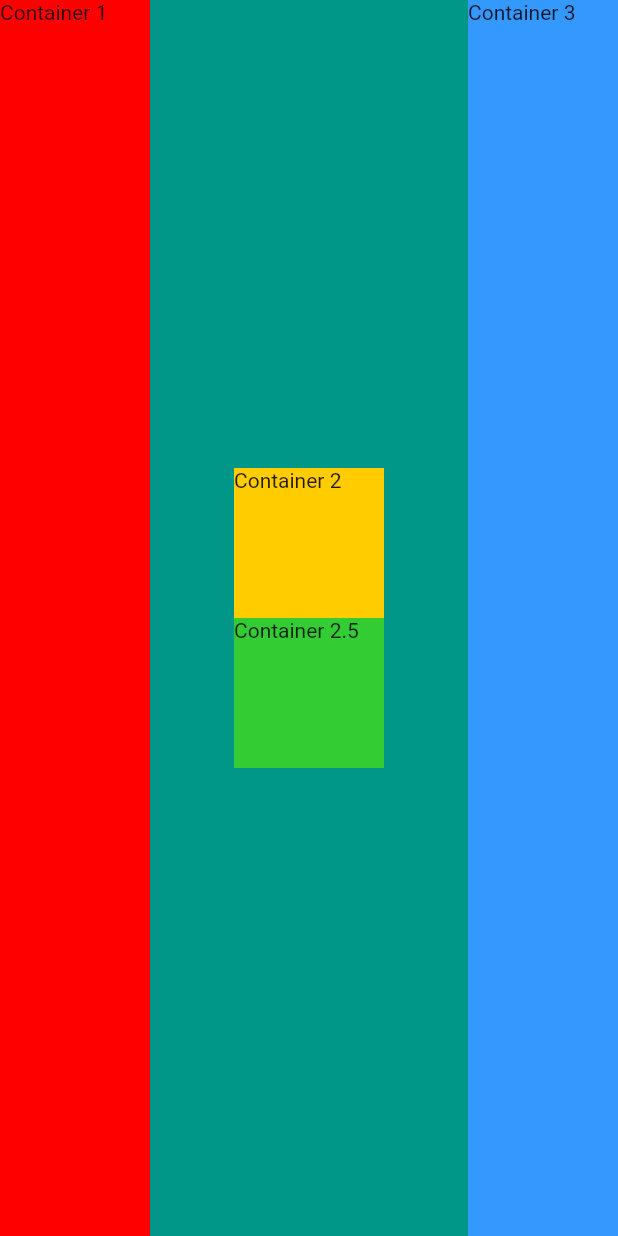
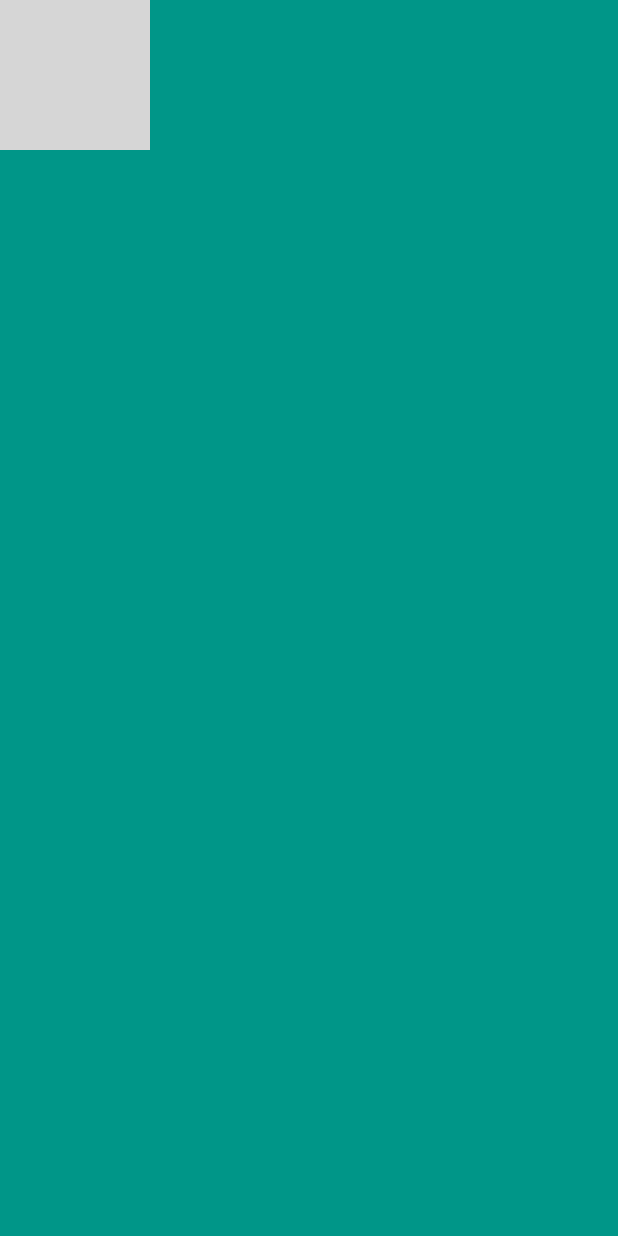
Before and after one commit to trann52/mi_card_flutter, a Flutter app: the screen it shows after launch, on a phone screen of 412 x 824 dp. Run offline on Flutter 3.47's test engine with Material 2 defaults, Android fonts, the phone set to English and light mode, and no system bars; grey boxes are pictures that could not be loaded.

Commit message:
removing the practise and adding a circle avatar

```diff
--- a/lib/main.dart
+++ b/lib/main.dart
@@ -19,41 +19,15 @@ class MyApp extends StatelessWidget {
       home: Scaffold(
         backgroundColor: Colors.teal,
         body: SafeArea(
-          // Container can only have 1 child
-          child: Row(
-            crossAxisAlignment: CrossAxisAlignment.stretch,
-            mainAxisAlignment: MainAxisAlignment.spaceBetween,
-            children: [
-              Container(
-                width: 100.0,
-                color: Color(0xffff0000),
-                child: Text('Container 1'),
-              ),
-              Column(
-                mainAxisAlignment: MainAxisAlignment.center,
-                children: [
-                  Container(
-                    height: 100.0,
-                    width: 100.0,
-                    color: Color(0xffffcc00),
-                    child: Text('Container 2'),
-                  ),
-                  Container(
-                    height: 100.0,
-                    width: 100.0,
-                    color: Color(0xff33cc33),
-                    child: Text('Container 2.5'),
-                  ),
-                ],
-              ),
-              Container(
-                width: 100.0,
-                color: Color(0xff3399ff),
-                child: Text('Container 3'),
-              ),
-            ],
-          ),
-        ),
+            // Container can only have 1 child
+            child: Column(
+          children: [
+            CircleAvatar(
+              radius: 50.0,
+              backgroundImage: AssetImage('images/kitsune.jpg'),
+            ),
+          ],
+        )),
       ),
     );
   }
```
Also changed, not shown: pubspec.yaml (+3 -18 lines).
